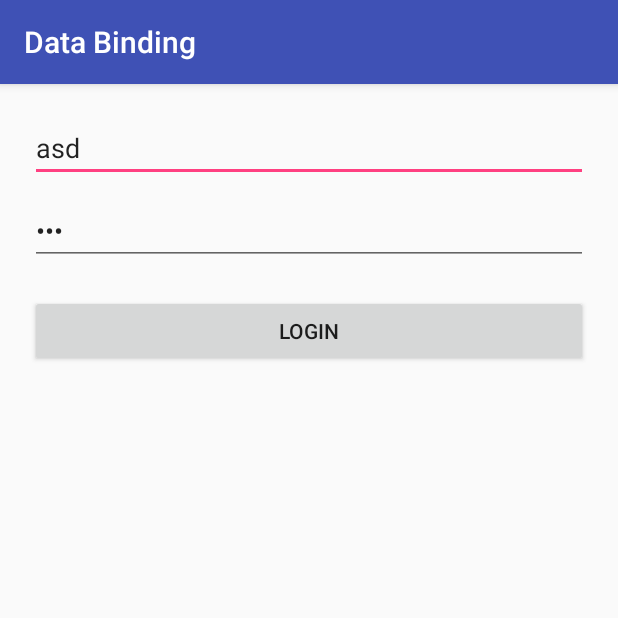
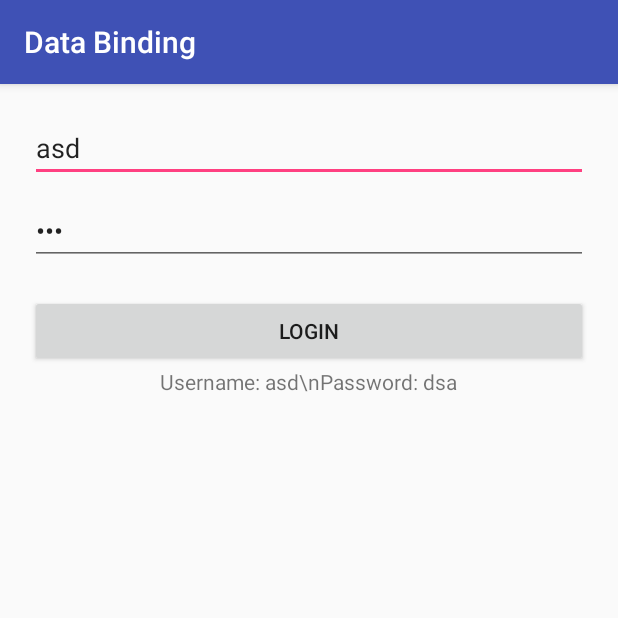
Before and after one commit to git-nk/databinding-demo, an Android app: the screen it shows after launch (MainActivity), on a phone screen of 412 x 824 dp, the top half of it. Run offline under Robolectric (Android 15) with nearby library versions, the phone set to English and light mode, and no system bars; our stand-ins replace data binding.

```diff
--- a/app/src/main/java/com/example/krishna/databinding/MainActivity.java
+++ b/app/src/main/java/com/example/krishna/databinding/MainActivity.java
@@ -13,16 +13,18 @@ public class MainActivity extends AppCompatActivity {
 
     private static final String TAG = "MainActivity";
     private Login login = new Login();
+    private ActivityMainBinding binding;
 
     @Override
     protected void onCreate(Bundle savedInstanceState) {
         super.onCreate(savedInstanceState);
-        ActivityMainBinding binding = DataBindingUtil.setContentView(this, R.layout.activity_main);
+        binding = DataBindingUtil.setContentView(this, R.layout.activity_main);
         binding.setLogin(login);
     }
 
     public void doLogin(View view) {
         Log.d(TAG, login.getUsername());
         Log.d(TAG, login.getPassword());
+        binding.setLogin(login);
     }
 }
--- a/app/src/main/res/layout/activity_main.xml
+++ b/app/src/main/res/layout/activity_main.xml
@@ -34,5 +34,9 @@
             android:layout_marginTop="20dp"
             android:onClick="doLogin"
             android:text="@string/login" />
+
+        <include xmlns:tools="http://schemas.android.com/tools"
+            layout="@layout/layout_message"
+            tools:loginValue="@={login}" />
     </LinearLayout>
 </layout>
--- /dev/null
+++ b/app/src/main/res/layout/layout_message.xml
@@ -0,0 +1,24 @@
+<?xml version="1.0" encoding="utf-8"?>
+<layout>
+
+    <data>
+
+        <variable
+            name="loginValue"
+            type="com.example.krishna.databinding.model.Login" />
+    </data>
+
+    <LinearLayout xmlns:android="http://schemas.android.com/apk/res/android"
+        android:layout_width="match_parent"
+        android:layout_height="match_parent"
+        android:orientation="vertical">
+
+        <TextView
+            android:layout_width="wrap_content"
+            android:layout_height="wrap_content"
+            android:layout_gravity="center_horizontal"
+            android:gravity="start"
+            android:text='@{String.format("Username: %s\nPassword: %s", loginValue.username, loginValue.password)}' />
+
+    </LinearLayout>
+</layout>
```
